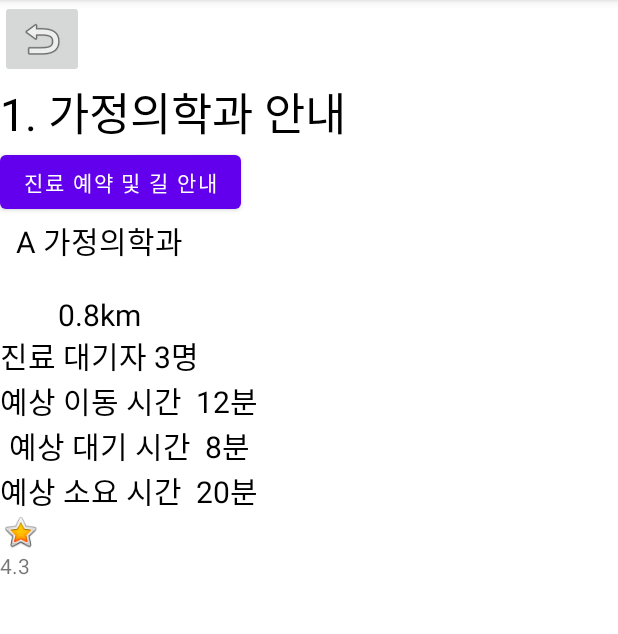
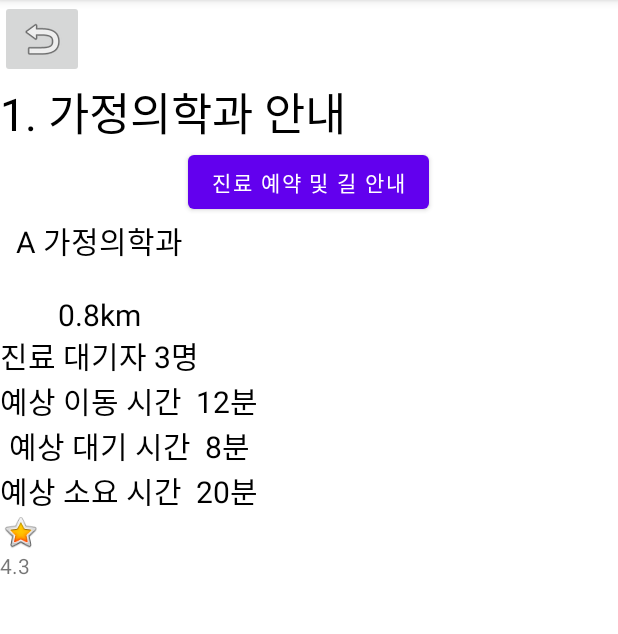
Before and after one commit to SYEONIH/sick_sick_i, an Android app: the hospitalInfo screen opened directly, with no data from a screen before it, on a phone screen of 412 x 824 dp, the part 84-718 px from its top. Run offline under Robolectric (Android 15) with nearby library versions, the phone set to English and light mode, and no system bars.

Commit message:
xml 수정 중

```diff
--- a/app/src/main/res/layout/activity_hospital_info.xml
+++ b/app/src/main/res/layout/activity_hospital_info.xml
@@ -6,14 +6,6 @@
     android:layout_height="match_parent"
     android:orientation="vertical"
     tools:context=".hospitalInfo">
-
-<!--        <ImageView-->
-<!--            android:id="@+id/imageView5"-->
-<!--            android:layout_width="484dp"-->
-<!--            android:layout_height="391dp"-->
-<!--            app:srcCompat="@android:drawable/spinner_dropdown_background"-->
-<!--            tools:layout_editor_absoluteX="-37dp"-->
-<!--            tools:layout_editor_absoluteY="-196dp" />-->
 
         <ImageButton
             android:id="@+id/imageButton2"
@@ -39,6 +31,7 @@
             android:layout_width="wrap_content"
             android:layout_height="wrap_content"
             android:text="진료 예약 및 길 안내"
+            android:layout_gravity="center_horizontal"
             tools:layout_editor_absoluteX="123dp"
             tools:layout_editor_absoluteY="623dp" />
 
```
